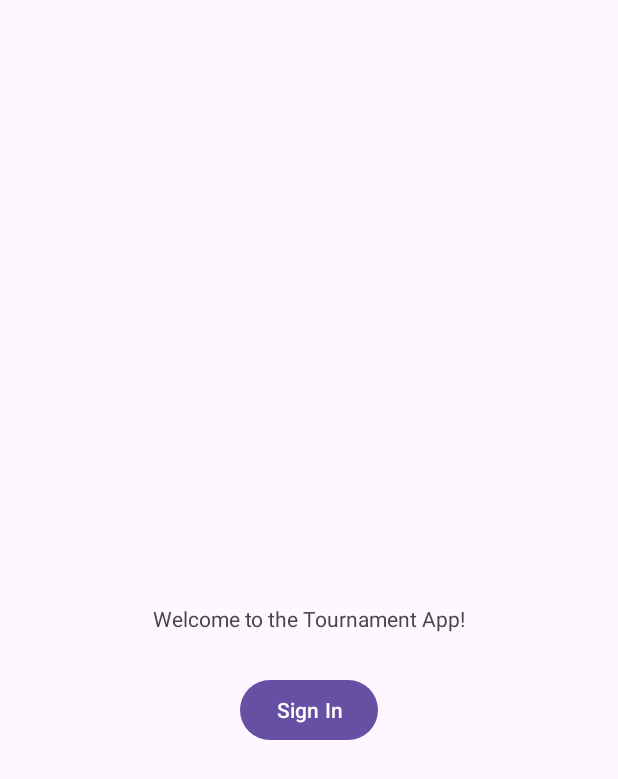
After one commit to AnotherMichael8/CSE5236-Android-App, an Android app: the layout fragment_intro_page.xml on its own in the app's theme, with its tools: preview values and no code run, on a phone screen of 412 x 824 dp. The commit adds this screen. Shown: the top 779 px of the screen. Run offline under Robolectric (Android 15) with nearby library versions, the phone set to English and light mode, and no system bars.

Commit message:
Made IntroPage Fragment
Successfully made a fragment for the intro page, button is setup to start leading into more activities and fragments.

Note: More setup was needed, had to add buildFeatures property to app\build.gradle.kts and set viewBinding = true

```diff
--- a/app/build.gradle.kts
+++ b/app/build.gradle.kts
@@ -33,6 +33,9 @@ android {
     kotlinOptions {
         jvmTarget = "1.8"
     }
+    buildFeatures {
+        viewBinding = true
+    }
 }
 //So weird, look at the libs.versions.toml file because these are just references to things in there
 dependencies {
--- a/app/src/main/java/com/example/cse5236mobileapp/MainActivity.kt
+++ b/app/src/main/java/com/example/cse5236mobileapp/MainActivity.kt
@@ -11,7 +11,7 @@ class MainActivity : AppCompatActivity() {
         super.onCreate(savedInstanceState)
         enableEdgeToEdge()
         setContentView(R.layout.activity_main)
-        ViewCompat.setOnApplyWindowInsetsListener(findViewById(R.id.main)) { v, insets ->
+        ViewCompat.setOnApplyWindowInsetsListener(findViewById(R.id.intro_fragment_container)) { v, insets ->
             val systemBars = insets.getInsets(WindowInsetsCompat.Type.systemBars())
             v.setPadding(systemBars.left, systemBars.top, systemBars.right, systemBars.bottom)
             insets
--- /dev/null
+++ b/app/src/main/res/layout/fragment_intro_page.xml
@@ -0,0 +1,31 @@
+<?xml version="1.0" encoding="utf-8"?>
+<androidx.constraintlayout.widget.ConstraintLayout xmlns:android="http://schemas.android.com/apk/res/android"
+    xmlns:app="http://schemas.android.com/apk/res-auto"
+    xmlns:tools="http://schemas.android.com/tools"
+    android:id="@+id/main"
+    android:layout_width="match_parent"
+    android:layout_height="match_parent"
+    tools:context=".MainActivity">
+
+    <TextView
+        android:id="@+id/intro_text"
+        android:layout_width="wrap_content"
+        android:layout_height="wrap_content"
+        android:text="@string/intro_text"
+        app:layout_constraintBottom_toBottomOf="parent"
+        app:layout_constraintEnd_toEndOf="parent"
+        app:layout_constraintStart_toStartOf="parent"
+        app:layout_constraintTop_toTopOf="parent" />
+
+    <Button
+        android:id="@+id/intro_button"
+        android:layout_width="wrap_content"
+        android:layout_height="wrap_content"
+        android:text="@string/button_to_sign_in_screen"
+        app:layout_constraintBottom_toBottomOf="parent"
+        app:layout_constraintEnd_toEndOf="parent"
+        app:layout_constraintStart_toStartOf="parent"
+        app:layout_constraintTop_toTopOf="@id/intro_text"
+        app:layout_constraintVertical_bias="0.125"/>
+
+</androidx.constraintlayout.widget.ConstraintLayout>
```
Also changed, not shown: app/src/main/java/com/example/cse5236mobileapp/IntroPage.kt (added, +8 -0 lines), app/src/main/java/com/example/cse5236mobileapp/IntroPageFragment.kt (added, +41 -0 lines), app/src/main/res/layout/activity_main.xml (+5 -26 lines).
